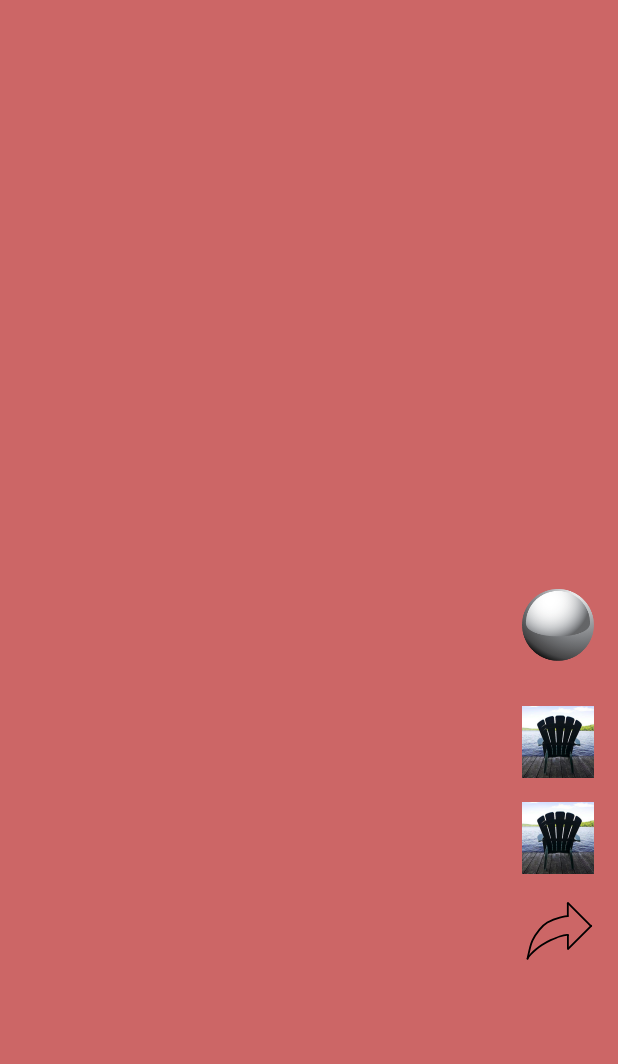
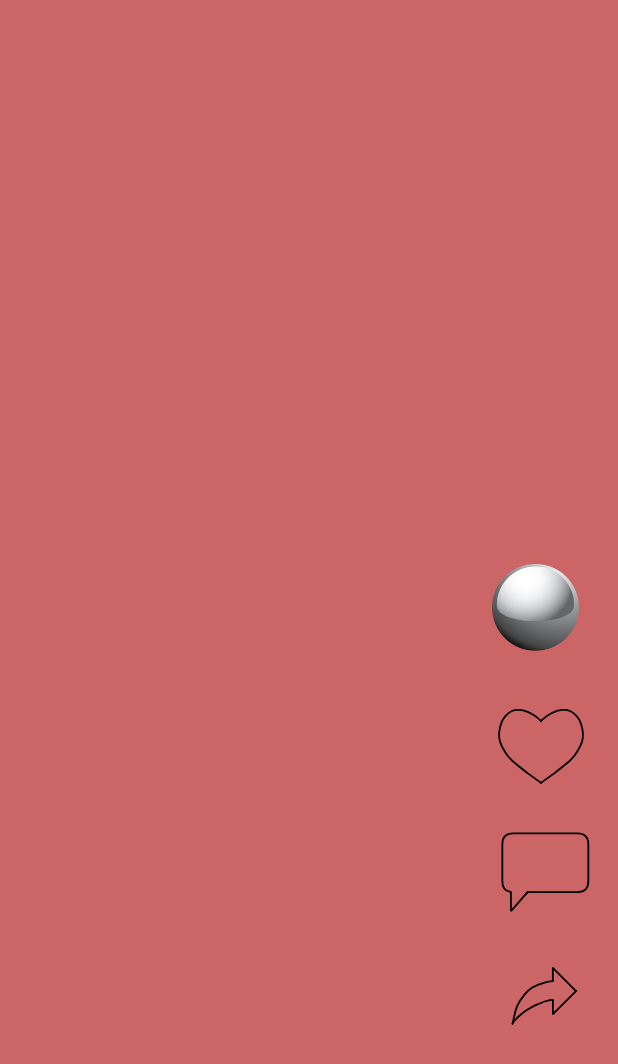
Before and after one commit to whc2001/EECS4443W2324Project, an Android app: the TouchModeActivity screen opened directly, with no data from a screen before it, on a phone screen of 412 x 824 dp. Shown: the top 1064 px of the screen. Run offline under Robolectric (Android 15) with nearby library versions, the phone set to English and light mode, and no system bars; 3 statements that could not run were skipped.

Commit message:
replace all touch buttons with vector img

```diff
--- /dev/null
+++ b/app/src/main/res/drawable/heart.xml
@@ -0,0 +1,20 @@
+<vector xmlns:android="http://schemas.android.com/apk/res/android"
+    android:width="126.72dp"
+    android:height="101.52dp"
+    android:viewportWidth="528"
+    android:viewportHeight="423">
+  <path
+      android:pathData="M258.02,139.75C260.33,137.26 268.66,129.94 272.46,127.03C276.96,123.65 286.94,117.69 292.55,115.26C298.55,112.68 311.38,109.09 317.35,108.46C323.41,107.85 333.43,109.01 337.75,110.69C341.94,112.35 352.38,119.66 357.51,125.57C361.44,130.13 366.21,138.52 368.01,142.85C369.84,147.29 372.46,156.42 373.44,161.64C374.4,166.89 375.2,176.21 375,180.85C374.8,185.44 373.32,193.56 371.91,197.94C370.55,202.14 366.59,211.13 364.47,215.04C361.01,221.39 355.04,230.61 351.11,235.85C346.84,241.44 339.18,249.28 333.62,254.11C323.83,262.21 302.48,279.43 295.07,284.92C263.21,307.6 260.9,309.61 259.1,311.13"
+      android:strokeLineJoin="round"
+      android:strokeWidth="5.00"
+      android:fillColor="#00000000"
+      android:strokeColor="#000000"
+      android:strokeLineCap="round"/>
+  <path
+      android:pathData="M258.98,139.75C256.67,137.26 248.34,129.94 244.54,127.03C240.04,123.65 230.06,117.69 224.45,115.26C218.45,112.68 205.62,109.09 199.65,108.46C193.59,107.85 183.57,109.01 179.25,110.69C175.06,112.35 164.62,119.66 159.49,125.57C155.56,130.13 150.79,138.52 148.99,142.85C147.16,147.29 144.54,156.42 143.56,161.64C142.6,166.89 141.8,176.21 142,180.85C142.2,185.44 143.68,193.56 145.09,197.94C146.45,202.14 150.41,211.13 152.53,215.04C155.99,221.39 161.96,230.61 165.89,235.85C170.16,241.44 177.82,249.28 183.38,254.11C193.17,262.21 214.52,279.43 221.93,284.92C253.79,307.6 256.1,309.61 257.9,311.13"
+      android:strokeLineJoin="round"
+      android:strokeWidth="5.00"
+      android:fillColor="#00000000"
+      android:strokeColor="#000000"
+      android:strokeLineCap="round"/>
+</vector>
--- /dev/null
+++ b/app/src/main/res/drawable/message.xml
@@ -0,0 +1,55 @@
+<vector xmlns:android="http://schemas.android.com/apk/res/android"
+    android:width="126.72dp"
+    android:height="101.52dp"
+    android:viewportWidth="528"
+    android:viewportHeight="423">
+  <path
+      android:pathData="M171.25,263.53Q151,259.1 151,234.5Q151,183 151,131.5Q151,101.5 181,101.5Q270.5,101.5 360,101.5Q390,101.5 390,131.5Q390,183 390,234.5Q390,264.5 360,264.5Q291.16,264.5 222.32,264.5Q221.48,264.85 220.64,265.2"
+      android:strokeLineJoin="round"
+      android:strokeWidth="5.00"
+      android:fillColor="#00000000"
+      android:strokeColor="#000000"
+      android:strokeLineCap="round"/>
+  <path
+      android:pathData="M174.75,266L174.75,314.75"
+      android:strokeLineJoin="round"
+      android:strokeWidth="5.00"
+      android:fillColor="#00000000"
+      android:strokeColor="#000000"
+      android:strokeLineCap="round"/>
+  <path
+      android:pathData="M176.25,316L219.75,266.25"
+      android:strokeLineJoin="round"
+      android:strokeWidth="5.00"
+      android:fillColor="#00000000"
+      android:strokeColor="#000000"
+      android:strokeLineCap="round"/>
+  <path
+      android:pathData="M172.44,264.13C174.06,263.38 174.69,265.7 174.69,265.7C174.67,265.43 174.39,264.59 174.16,264.35C173.99,264.19 174.37,265.23 174.43,265.41"
+      android:strokeLineJoin="round"
+      android:strokeWidth="5.00"
+      android:fillColor="#00000000"
+      android:strokeColor="#000000"
+      android:strokeLineCap="round"/>
+  <path
+      android:pathData="M221.94,264.99C221.94,264.99 220.45,265.66 220.45,265.66"
+      android:strokeLineJoin="round"
+      android:strokeWidth="5.00"
+      android:fillColor="#00000000"
+      android:strokeColor="#000000"
+      android:strokeLineCap="round"/>
+  <path
+      android:pathData="M222.12,264.82C221.54,264.9 221.11,265.01 220.87,265.16C220.43,265.43 220,265.84 219.85,266"
+      android:strokeLineJoin="round"
+      android:strokeWidth="5.00"
+      android:fillColor="#00000000"
+      android:strokeColor="#000000"
+      android:strokeLineCap="round"/>
+  <path
+      android:pathData="M175.45,315.29C175.46,315.31 175.45,315.26 175.44,315.24C175.37,314.99 175.33,314.86 175.33,314.85C175.33,314.76 175.69,315.4 175.82,315.35C176.18,315.2 175.65,314.11 175.42,314.66C175.1,315.49 175.37,315.17 175.81,314.92"
+      android:strokeLineJoin="round"
+      android:strokeWidth="5.00"
+      android:fillColor="#00000000"
+      android:strokeColor="#000000"
+      android:strokeLineCap="round"/>
+</vector>
--- a/app/src/main/res/layout/touchui.xml
+++ b/app/src/main/res/layout/touchui.xml
@@ -20,7 +20,7 @@
         <!-- Buttons Column -->
         <LinearLayout
             android:layout_width="wrap_content"
-            android:layout_height="330dp"
+            android:layout_height="364dp"
             android:layout_gravity="end|center_vertical"
             android:layout_marginTop="130dp"
             android:orientation="vertical"
@@ -29,42 +29,42 @@
             <!-- Icon Area -->
             <!-- Match the button size -->
             <ImageView
-                android:layout_width="48dp"
-                android:layout_height="48dp"
-                android:src="@drawable/ball"
+                android:layout_width="58dp"
+                android:layout_height="58dp"
                 android:layout_marginBottom="30dp"
-                android:scaleType="centerInside"/>
+                android:scaleType="centerInside"
+                android:src="@drawable/ball" />
 
             <!-- Like Button -->
             <ImageButton
                 android:id="@+id/like_button"
-                android:layout_width="48dp"
-                android:layout_height="48dp"
-                android:src="@drawable/icon"
+                android:layout_width="68dp"
+                android:layout_height="68dp"
                 android:background="?android:selectableItemBackground"
+                android:contentDescription="@string/like_button_description"
                 android:padding="10dp"
-                android:contentDescription="@string/like_button_description"/>
+                android:src="@drawable/heart" />
 
             <!-- Comment Button -->
             <ImageButton
                 android:id="@+id/comment_button"
-                android:layout_width="48dp"
-                android:layout_height="48dp"
-                android:src="@drawable/icon"
+                android:layout_width="68dp"
+                android:layout_height="68dp"
+                android:layout_marginTop="16dp"
                 android:background="?android:selectableItemBackground"
-                android:layout_marginTop="16dp"
+                android:contentDescription="@string/comment_button_description"
                 android:padding="10dp"
-                android:contentDescription="@string/comment_button_description"/>
+                android:src="@drawable/message" />
 
             <!-- Share Button -->
             <ImageButton
-                android:layout_width="48dp"
-                android:layout_height="48dp"
-                android:src="@drawable/arrowblank"
+                android:layout_width="68dp"
+                android:layout_height="68dp"
+                android:layout_marginTop="16dp"
                 android:background="?android:selectableItemBackground"
-                android:layout_marginTop="16dp"
+                android:contentDescription="@string/share_button_description"
                 android:padding="10dp"
-                android:contentDescription="@string/share_button_description"/>
+                android:src="@drawable/arrowblank" />
 
         </LinearLayout>
     </FrameLayout>
```
